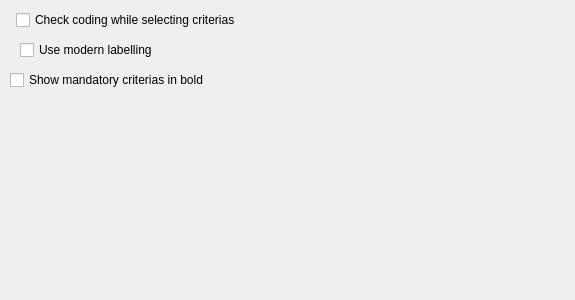
FreeHealth/freehealth, file freedrc/plugins/edrcplugin/widgets/edrcpreferences.ui: the form before one commit.
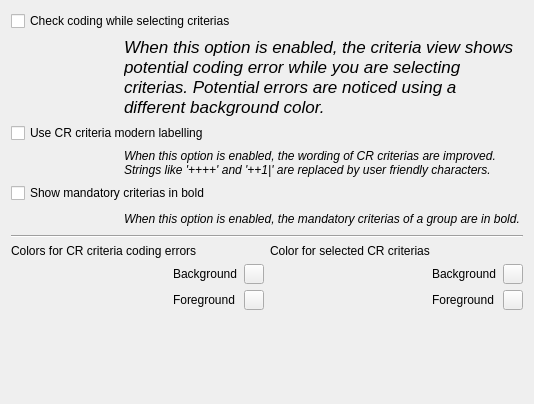
The form after the commit. Custom widgets are drawn as their Qt base class.

What changed in the file:
```diff
--- a/freedrc/plugins/edrcplugin/widgets/edrcpreferences.ui
+++ b/freedrc/plugins/edrcplugin/widgets/edrcpreferences.ui
@@ -6,53 +6,389 @@
    <rect>
     <x>0</x>
     <y>0</y>
-    <width>575</width>
-    <height>300</height>
+    <width>534</width>
+    <height>404</height>
    </rect>
   </property>
   <property name="windowTitle">
    <string>Editor Preferences</string>
   </property>
-  <widget class="QCheckBox" name="checkBox">
-   <property name="geometry">
-    <rect>
-     <x>16</x>
-     <y>10</y>
-     <width>451</width>
-     <height>20</height>
-    </rect>
-   </property>
-   <property name="text">
-    <string>Check coding while selecting criterias</string>
-   </property>
-  </widget>
-  <widget class="QCheckBox" name="checkBox_2">
-   <property name="geometry">
-    <rect>
-     <x>20</x>
-     <y>40</y>
-     <width>531</width>
-     <height>20</height>
-    </rect>
-   </property>
-   <property name="text">
-    <string>Use modern labelling</string>
-   </property>
-  </widget>
-  <widget class="QCheckBox" name="checkBox_3">
-   <property name="geometry">
-    <rect>
-     <x>10</x>
-     <y>70</y>
-     <width>531</width>
-     <height>20</height>
-    </rect>
-   </property>
-   <property name="text">
-    <string>Show mandatory criterias in bold</string>
-   </property>
-  </widget>
+  <layout class="QGridLayout" name="gridLayout_2">
+   <item row="0" column="0" colspan="3">
+    <widget class="QCheckBox" name="checkBox">
+     <property name="text">
+      <string>Check coding while selecting criterias</string>
+     </property>
+    </widget>
+   </item>
+   <item row="1" column="0">
+    <spacer name="horizontalSpacer">
+     <property name="orientation">
+      <enum>Qt::Horizontal</enum>
+     </property>
+     <property name="sizeType">
+      <enum>QSizePolicy::Fixed</enum>
+     </property>
+     <property name="sizeHint" stdset="0">
+      <size>
+       <width>94</width>
+       <height>20</height>
+      </size>
+     </property>
+    </spacer>
+   </item>
+   <item row="1" column="1" colspan="2">
+    <widget class="QLabel" name="label">
+     <property name="font">
+      <font>
+       <pointsize>13</pointsize>
+       <italic>true</italic>
+      </font>
+     </property>
+     <property name="text">
+      <string>When this option is enabled, the criteria view shows potential coding error while you are selecting criterias. Potential errors are noticed using a different background color.</string>
+     </property>
+     <property name="wordWrap">
+      <bool>true</bool>
+     </property>
+    </widget>
+   </item>
+   <item row="2" column="0" colspan="2">
+    <widget class="QCheckBox" name="checkBox_2">
+     <property name="text">
+      <string>Use CR criteria modern labelling</string>
+     </property>
+    </widget>
+   </item>
+   <item row="3" column="0">
+    <spacer name="horizontalSpacer_2">
+     <property name="orientation">
+      <enum>Qt::Horizontal</enum>
+     </property>
+     <property name="sizeType">
+      <enum>QSizePolicy::Fixed</enum>
+     </property>
+     <property name="sizeHint" stdset="0">
+      <size>
+       <width>20</width>
+       <height>20</height>
+      </size>
+     </property>
+    </spacer>
+   </item>
+   <item row="3" column="1" colspan="2">
+    <widget class="QLabel" name="label_2">
+     <property name="font">
+      <font>
+       <italic>true</italic>
+      </font>
+     </property>
+     <property name="text">
+      <string>When this option is enabled, the wording of CR criterias are improved. Strings like '++++' and '++1|' are replaced by user friendly characters.</string>
+     </property>
+     <property name="wordWrap">
+      <bool>true</bool>
+     </property>
+    </widget>
+   </item>
+   <item row="4" column="0" colspan="2">
+    <widget class="QCheckBox" name="checkBox_3">
+     <property name="text">
+      <string>Show mandatory criterias in bold</string>
+     </property>
+    </widget>
+   </item>
+   <item row="5" column="0">
+    <spacer name="horizontalSpacer_3">
+     <property name="orientation">
+      <enum>Qt::Horizontal</enum>
+     </property>
+     <property name="sizeType">
+      <enum>QSizePolicy::Fixed</enum>
+     </property>
+     <property name="sizeHint" stdset="0">
+      <size>
+       <width>20</width>
+       <height>20</height>
+      </size>
+     </property>
+    </spacer>
+   </item>
+   <item row="5" column="1" colspan="2">
+    <widget class="QLabel" name="label_3">
+     <property name="font">
+      <font>
+       <italic>true</italic>
+      </font>
+     </property>
+     <property name="text">
+      <string>When this option is enabled, the mandatory criterias of a group are in bold.</string>
+     </property>
+    </widget>
+   </item>
+   <item row="6" column="0" colspan="3">
+    <layout class="QGridLayout" name="gridLayout">
+     <item row="0" column="0" colspan="6">
+      <widget class="Line" name="line">
+       <property name="orientation">
+        <enum>Qt::Horizontal</enum>
+       </property>
+      </widget>
+     </item>
+     <item row="1" column="0" colspan="3">
+      <widget class="QLabel" name="label_4">
+       <property name="text">
+        <string>Colors for CR criteria coding errors</string>
+       </property>
+      </widget>
+     </item>
+     <item row="1" column="3" colspan="3">
+      <widget class="QLabel" name="label_5">
+       <property name="text">
+        <string>Color for selected CR criterias</string>
+       </property>
+      </widget>
+     </item>
+     <item row="2" column="0">
+      <spacer name="horizontalSpacer_4">
+       <property name="orientation">
+        <enum>Qt::Horizontal</enum>
+       </property>
+       <property name="sizeType">
+        <enum>QSizePolicy::Fixed</enum>
+       </property>
+       <property name="sizeHint" stdset="0">
+        <size>
+         <width>20</width>
+         <height>20</height>
+        </size>
+       </property>
+      </spacer>
+     </item>
+     <item row="2" column="1">
+      <widget class="QLabel" name="label_6">
+       <property name="sizePolicy">
+        <sizepolicy hsizetype="Fixed" vsizetype="Fixed">
+         <horstretch>0</horstretch>
+         <verstretch>0</verstretch>
+        </sizepolicy>
+       </property>
+       <property name="text">
+        <string>Background</string>
+       </property>
+      </widget>
+     </item>
+     <item row="2" column="2">
+      <widget class="Utils::ColorButtonChooser" name="pushButton">
+       <property name="sizePolicy">
+        <sizepolicy hsizetype="Fixed" vsizetype="Fixed">
+         <horstretch>0</horstretch>
+         <verstretch>0</verstretch>
+        </sizepolicy>
+       </property>
+       <property name="minimumSize">
+        <size>
+         <width>20</width>
+         <height>20</height>
+        </size>
+       </property>
+       <property name="maximumSize">
+        <size>
+         <width>20</width>
+         <height>20</height>
+        </size>
+       </property>
+       <property name="text">
+        <string/>
+       </property>
+      </widget>
+     </item>
+     <item row="2" column="3">
+      <spacer name="horizontalSpacer_7">
+       <property name="orientation">
+        <enum>Qt::Horizontal</enum>
+       </property>
+       <property name="sizeType">
+        <enum>QSizePolicy::Fixed</enum>
+       </property>
+       <property name="sizeHint" stdset="0">
+        <size>
+         <width>20</width>
+         <height>20</height>
+        </size>
+       </property>
+      </spacer>
+     </item>
+     <item row="2" column="4">
+      <widget class="QLabel" name="label_9">
+       <property name="sizePolicy">
+        <sizepolicy hsizetype="Fixed" vsizetype="Fixed">
+         <horstretch>0</horstretch>
+         <verstretch>0</verstretch>
+        </sizepolicy>
+       </property>
+       <property name="text">
+        <string>Background</string>
+       </property>
+      </widget>
+     </item>
+     <item row="2" column="5">
+      <widget class="Utils::ColorButtonChooser" name="pushButton_3">
+       <property name="sizePolicy">
+        <sizepolicy hsizetype="Fixed" vsizetype="Fixed">
+         <horstretch>0</horstretch>
+         <verstretch>0</verstretch>
+        </sizepolicy>
+       </property>
+       <property name="minimumSize">
+        <size>
+         <width>20</width>
+         <height>20</height>
+        </size>
+       </property>
+       <property name="maximumSize">
+        <size>
+         <width>20</width>
+         <height>20</height>
+        </size>
+       </property>
+       <property name="text">
+        <string/>
+       </property>
+      </widget>
+     </item>
+     <item row="3" column="0">
+      <spacer name="horizontalSpacer_5">
+       <property name="orientation">
+        <enum>Qt::Horizontal</enum>
+       </property>
+       <property name="sizeType">
+        <enum>QSizePolicy::Fixed</enum>
+       </property>
+       <property name="sizeHint" stdset="0">
+        <size>
+         <width>20</width>
+         <height>20</height>
+        </size>
+       </property>
+      </spacer>
+     </item>
+     <item row="3" column="1">
+      <widget class="QLabel" name="label_7">
+       <property name="sizePolicy">
+        <sizepolicy hsizetype="Fixed" vsizetype="Fixed">
+         <horstretch>0</horstretch>
+         <verstretch>0</verstretch>
+        </sizepolicy>
+       </property>
+       <property name="text">
+        <string>Foreground</string>
+       </property>
+      </widget>
+     </item>
+     <item row="3" column="2">
+      <widget class="Utils::ColorButtonChooser" name="pushButton_2">
+       <property name="sizePolicy">
+        <sizepolicy hsizetype="Fixed" vsizetype="Fixed">
+         <horstretch>0</horstretch>
+         <verstretch>0</verstretch>
+        </sizepolicy>
+       </property>
+       <property name="minimumSize">
+        <size>
+         <width>20</width>
+         <height>20</height>
+        </size>
+       </property>
+       <property name="maximumSize">
+        <size>
+         <width>20</width>
+         <height>20</height>
+        </size>
+       </property>
+       <property name="text">
+        <string/>
+       </property>
+      </widget>
+     </item>
+     <item row="3" column="3">
+      <spacer name="horizontalSpacer_6">
+       <property name="orientation">
+        <enum>Qt::Horizontal</enum>
+       </property>
+       <property name="sizeType">
+        <enum>QSizePolicy::Fixed</enum>
+       </property>
+       <property name="sizeHint" stdset="0">
+        <size>
+         <width>20</width>
+         <height>20</height>
+        </size>
+       </property>
+      </spacer>
+     </item>
+     <item row="3" column="4">
+      <widget class="QLabel" name="label_8">
+       <property name="sizePolicy">
+        <sizepolicy hsizetype="Fixed" vsizetype="Fixed">
+         <horstretch>0</horstretch>
+         <verstretch>0</verstretch>
+        </sizepolicy>
+       </property>
+       <property name="text">
+        <string>Foreground</string>
+       </property>
+      </widget>
+     </item>
+     <item row="3" column="5">
+      <widget class="Utils::ColorButtonChooser" name="pushButton_4">
+       <property name="sizePolicy">
+        <sizepolicy hsizetype="Fixed" vsizetype="Fixed">
+         <horstretch>0</horstretch>
+         <verstretch>0</verstretch>
+        </sizepolicy>
+       </property>
+       <property name="minimumSize">
+        <size>
+         <width>20</width>
+         <height>20</height>
+        </size>
+       </property>
+       <property name="maximumSize">
+        <size>
+         <width>20</width>
+         <height>20</height>
+        </size>
+       </property>
+       <property name="text">
+        <string/>
+       </property>
+      </widget>
+     </item>
+    </layout>
+   </item>
+   <item row="7" column="2">
+    <spacer name="verticalSpacer">
+     <property name="orientation">
+      <enum>Qt::Vertical</enum>
+     </property>
+     <property name="sizeHint" stdset="0">
+      <size>
+       <width>20</width>
+       <height>40</height>
+      </size>
+     </property>
+    </spacer>
+   </item>
+  </layout>
  </widget>
+ <customwidgets>
+  <customwidget>
+   <class>Utils::ColorButtonChooser</class>
+   <extends>QPushButton</extends>
+   <header location="global">utils/widgets/colorbuttonchooser.h</header>
+  </customwidget>
+ </customwidgets>
  <resources/>
  <connections/>
 </ui>
```
Left out of the diff: 4 changed lines with no effect on the pictures.
